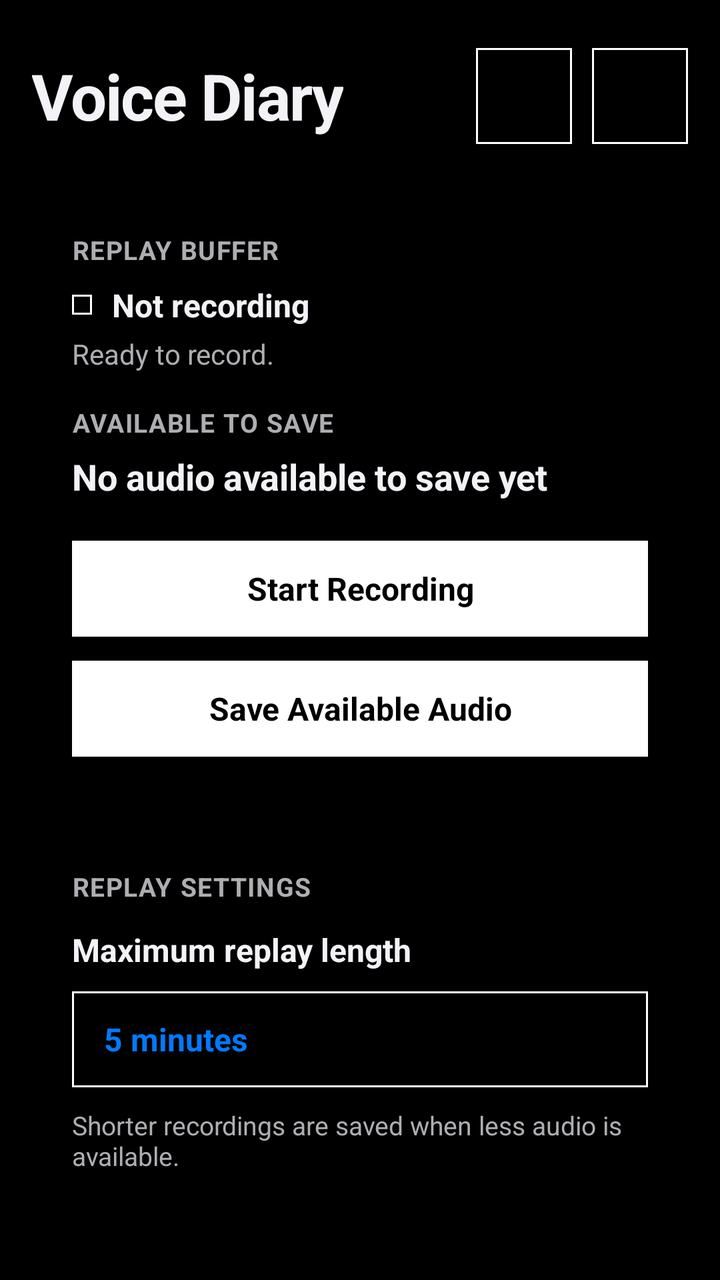
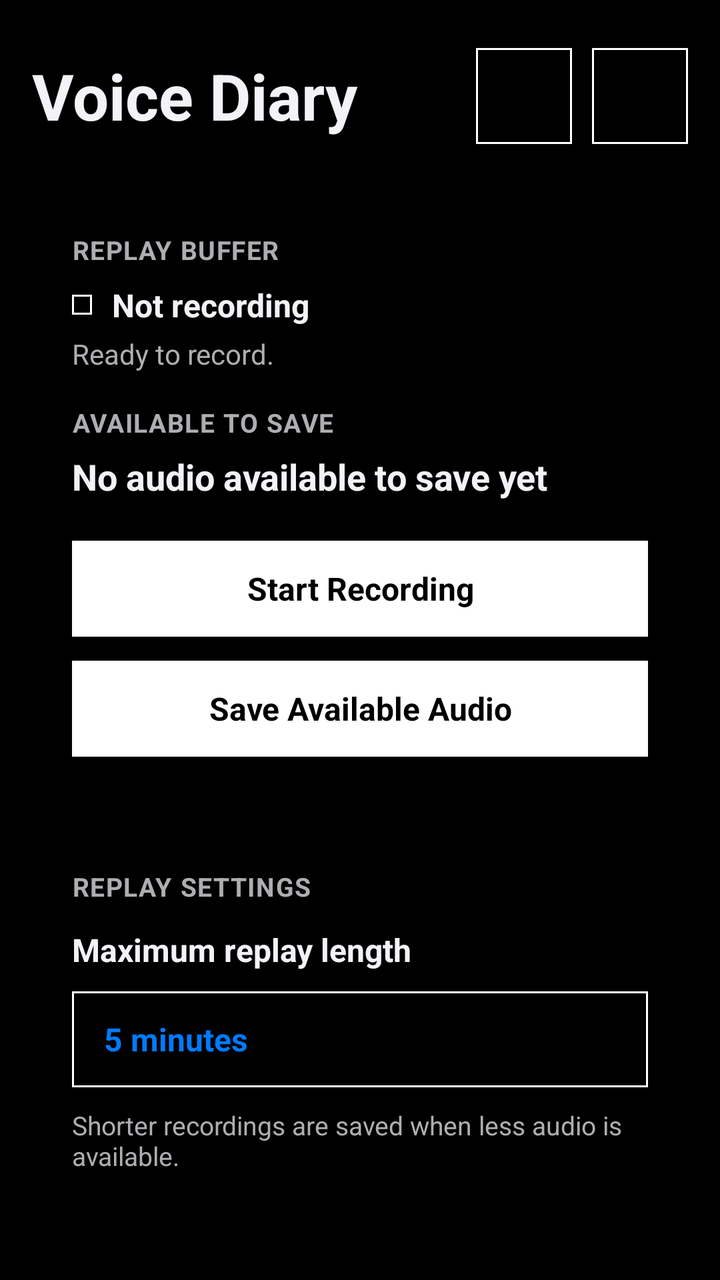

Two renders of the same Android screen: before a commit and after it. Below are the layout's source before the change and the commit's diff.
<!-- AndroidManifest.xml: application theme Theme.VoiceDiary -->
<!-- res/layout/activity_main.xml -->
<?xml version="1.0" encoding="utf-8"?>
<ScrollView xmlns:android="http://schemas.android.com/apk/res/android"
    xmlns:app="http://schemas.android.com/apk/res-auto"
    android:id="@+id/mainScrollView"
    android:layout_width="match_parent"
    android:layout_height="match_parent"
    android:fillViewport="true"
    android:scrollbars="none">

    <LinearLayout
        android:id="@+id/mainContent"
        android:layout_width="match_parent"
        android:layout_height="wrap_content"
        android:orientation="vertical"
        android:paddingStart="16dp"
        android:paddingTop="16dp"
        android:paddingEnd="16dp"
        android:paddingBottom="36dp">

        
        <FrameLayout
            android:layout_width="match_parent"
            android:layout_height="wrap_content"
            android:minHeight="64dp"
            android:layout_marginBottom="16dp">

            <LinearLayout
                android:layout_width="match_parent"
                android:layout_height="match_parent"
                android:gravity="center_vertical"
                android:orientation="vertical">

                <TextView
                    android:id="@+id/titleText"
                    android:layout_width="wrap_content"
                    android:layout_height="wrap_content"
                    android:text="@string/app_name"
                    android:textColor="?attr/colorOnSurface"
                    android:textSize="32sp"
                    android:textStyle="bold"
                    android:letterSpacing="-0.02" />
            </LinearLayout>

            <LinearLayout
                android:layout_width="wrap_content"
                android:layout_height="match_parent"
                android:layout_gravity="end|center_vertical"
                android:gravity="center_vertical"
                android:orientation="horizontal">

                <ImageButton
                    android:id="@+id/updateButton"
                    android:layout_width="48dp"
                    android:layout_height="48dp"
                    android:layout_marginEnd="10dp"
                    android:background="@drawable/button_black"
                    android:contentDescription="@string/check_for_app_updates"
                    android:padding="11dp"
                    android:scaleType="centerInside"
                    android:src="@drawable/ic_update" />

                <ImageButton
                    android:id="@+id/themeToggleButton"
                    android:layout_width="48dp"
                    android:layout_height="48dp"
                    android:background="@drawable/button_black"
                    android:contentDescription="@string/switch_theme"
                    android:padding="11dp"
                    android:scaleType="centerInside"
                    android:src="@drawable/ic_theme_sun" />
            </LinearLayout>
        </FrameLayout>

        
        <LinearLayout
            android:id="@+id/bufferCard"
            android:layout_width="match_parent"
            android:layout_height="wrap_content"
            android:layout_marginBottom="16dp"
            android:orientation="vertical"
            android:padding="20dp">

            <TextView
                android:layout_width="match_parent"
                android:layout_height="wrap_content"
                android:text="@string/replay_buffer"
                android:textColor="?attr/colorOnSurfaceVariant"
                android:textSize="13sp"
                android:textStyle="bold"
                android:letterSpacing="0.04" />

            <LinearLayout
                android:layout_width="match_parent"
                android:layout_height="wrap_content"
                android:layout_marginTop="8dp"
                android:layout_marginBottom="4dp"
                android:gravity="center_vertical"
                android:orientation="horizontal">

                <View
                    android:id="@+id/recordingStateDot"
                    android:layout_width="10dp"
                    android:layout_height="10dp"
                    android:layout_marginEnd="10dp"
                    android:background="@drawable/button_black" />

                <TextView
                    android:id="@+id/recordingStateText"
                    android:layout_width="wrap_content"
                    android:layout_height="wrap_content"
                    android:accessibilityLiveRegion="polite"
                    android:text="@string/not_recording"
                    android:textColor="?attr/colorOnSurface"
                    android:textSize="16sp"
                    android:textStyle="bold" />
            </LinearLayout>

            <TextView
                android:id="@+id/statusText"
                android:layout_width="match_parent"
                android:layout_height="wrap_content"
                android:layout_marginBottom="16dp"
                android:gravity="start"
                android:text="@string/ready_to_record"
                android:textColor="?attr/colorOnSurfaceVariant"
                android:textSize="14sp" />

            <ProgressBar
                android:id="@+id/saveProgress"
                style="?android:attr/progressBarStyleHorizontal"
                android:layout_width="match_parent"
                android:layout_height="3dp"
                android:layout_marginBottom="12dp"
                android:indeterminate="true"
                android:indeterminateTint="@color/ios_blue"
                android:visibility="gone" />

            <TextView
                android:layout_width="match_parent"
                android:layout_height="wrap_content"
                android:text="@string/available_to_save"
                android:textColor="?attr/colorOnSurfaceVariant"
                android:textSize="13sp"
                android:textStyle="bold"
                android:letterSpacing="0.04" />

            <TextView
                android:id="@+id/availableDurationText"
                android:layout_width="match_parent"
                android:layout_height="wrap_content"
                android:layout_marginTop="6dp"
                android:layout_marginBottom="20dp"
                android:accessibilityLiveRegion="polite"
                android:text="@string/no_audio_available"
                android:textColor="?attr/colorOnSurface"
                android:textSize="18sp"
                android:textStyle="bold" />

            <Button
                android:id="@+id/startButton"
                android:layout_width="match_parent"
                android:layout_height="wrap_content"
                android:minHeight="48dp"
                android:layout_marginBottom="12dp"
                android:background="@drawable/button_white"
                android:contentDescription="@string/recording_button_description"
                android:text="@string/start_recording"
                android:textAllCaps="false"
                android:textColor="@color/black"
                android:textSize="16sp"
                android:textStyle="bold" />

            <Button
                android:id="@+id/saveButton"
                android:layout_width="match_parent"
                android:layout_height="wrap_content"
                android:minHeight="48dp"
                android:background="@drawable/button_white"
                android:contentDescription="@string/save_replay_description"
                android:text="@string/save_available_audio"
                android:textAllCaps="false"
                android:textColor="@color/black"
                android:textSize="16sp"
                android:textStyle="bold" />
        </LinearLayout>

        
        <LinearLayout
            android:id="@+id/settingsCard"
            android:layout_width="match_parent"
            android:layout_height="wrap_content"
            android:layout_marginBottom="16dp"
            android:orientation="vertical"
            android:padding="20dp">

            <TextView
                android:layout_width="match_parent"
                android:layout_height="wrap_content"
                android:text="@string/replay_settings"
                android:textColor="?attr/colorOnSurfaceVariant"
                android:textSize="13sp"
                android:textStyle="bold"
                android:letterSpacing="0.04" />

            <TextView
                android:layout_width="match_parent"
                android:layout_height="wrap_content"
                android:layout_marginTop="12dp"
                android:text="@string/maximum_replay_length"
                android:textColor="?attr/colorOnSurface"
                android:textSize="16sp"
                android:textStyle="bold" />

            <TextView
                android:id="@+id/segmentLengthPickerButton"
                android:layout_width="match_parent"
                android:layout_height="wrap_content"
                android:minHeight="48dp"
                android:layout_marginTop="10dp"
                android:layout_marginBottom="10dp"
                android:background="@drawable/spinner_square"
                android:clickable="true"
                android:contentDescription="@string/choose_maximum_replay_length"
                android:focusable="true"
                android:gravity="center_vertical"
                android:paddingStart="16dp"
                android:paddingEnd="16dp"
                android:text="@string/minutes_default"
                android:textColor="@color/ios_blue"
                android:textSize="16sp"
                android:textStyle="bold"
                app:drawableEndCompat="@drawable/ic_chevron_down" />

            <TextView
                android:layout_width="match_parent"
                android:layout_height="wrap_content"
                android:text="@string/shorter_recordings_note"
                android:textColor="?attr/colorOnSurfaceVariant"
                android:textSize="13sp" />
        </LinearLayout>

        
        <LinearLayout
            android:id="@+id/recordingsCard"
            android:layout_width="match_parent"
            android:layout_height="wrap_content"
            android:layout_marginBottom="16dp"
            android:orientation="vertical"
            android:padding="20dp">

            <TextView
                android:layout_width="match_parent"
                android:layout_height="wrap_content"
                android:text="@string/recordings"
                android:textColor="?attr/colorOnSurfaceVariant"
                android:textSize="13sp"
                android:textStyle="bold"
                android:letterSpacing="0.04" />

            <TextView
                android:id="@+id/folderText"
                android:layout_width="match_parent"
                android:layout_height="wrap_content"
                android:layout_marginTop="10dp"
                android:layout_marginBottom="6dp"
                android:text="@string/folder_not_selected"
                android:textColor="?attr/colorOnSurface"
                android:textSize="15sp"
                android:textStyle="bold" />

            <TextView
                android:id="@+id/storageStatusText"
                android:layout_width="match_parent"
                android:layout_height="wrap_content"
                android:layout_marginBottom="16dp"
                android:accessibilityLiveRegion="polite"
                android:text="@string/choose_folder_storage_usage"
                android:textColor="?attr/colorOnSurfaceVariant"
                android:textSize="13sp" />

            <Button
                android:id="@+id/openRecordingsButton"
                android:layout_width="match_parent"
                android:layout_height="wrap_content"
                android:minHeight="48dp"
                android:layout_marginBottom="10dp"
                android:background="@drawable/button_white"
                android:contentDescription="@string/open_saved_recordings_description"
                android:text="@string/open_saved_recordings"
                android:textAllCaps="false"
                android:textColor="@color/black"
                android:textSize="15sp" />

            <Button
                android:id="@+id/changeFolderButton"
                android:layout_width="match_parent"
                android:layout_height="wrap_content"
                android:minHeight="48dp"
                android:layout_marginBottom="10dp"
                android:background="@drawable/button_white"
                android:contentDescription="@string/choose_change_recordings_folder_description"
                android:text="@string/choose_recordings_folder"
                android:textAllCaps="false"
                android:textColor="@color/black"
                android:textSize="15sp" />

            <Button
                android:id="@+id/clearChunksButton"
                android:layout_width="match_parent"
                android:layout_height="wrap_content"
                android:minHeight="48dp"
                android:layout_marginBottom="4dp"
                android:background="@drawable/button_white"
                android:contentDescription="@string/clear_audio_chunks_description"
                android:text="@string/clear_audio_chunks"
                android:textAllCaps="false"
                android:textColor="@color/black"
                android:textSize="15sp" />

        </LinearLayout>

    </LinearLayout>
</ScrollView>
<!-- resources referenced by this layout -->
<resources>
  <color name="black">#000000</color>
  <color name="ios_blue">#007AFF</color>
  <!-- drawable button_black (drawable) -->
  <?xml version="1.0" encoding="utf-8"?>
  <shape xmlns:android="http://schemas.android.com/apk/res/android" android:shape="rectangle">
      <solid android:color="@color/black" />
      <stroke android:width="1dp" android:color="@color/white" />
  </shape>
  <!-- drawable button_white (drawable) -->
  <?xml version="1.0" encoding="utf-8"?>
  <shape xmlns:android="http://schemas.android.com/apk/res/android" android:shape="rectangle">
      <solid android:color="@color/white" />
      <stroke android:width="1dp" android:color="@color/white" />
  </shape>
  <!-- drawable ic_update (drawable) -->
  <vector xmlns:android="http://schemas.android.com/apk/res/android"
      android:width="24dp"
      android:height="24dp"
      android:viewportWidth="24"
      android:viewportHeight="24">
      <path
          android:fillColor="#FF000000"
          android:pathData="M17.65,6.35A8,8 0,1 0,20 12h-2a6,6 0,1 1,-1.76 -4.24L13,11h7V4z" />
  </vector>
  <!-- drawable spinner_square (drawable) -->
  <?xml version="1.0" encoding="utf-8"?>
  <shape xmlns:android="http://schemas.android.com/apk/res/android" android:shape="rectangle">
      <solid android:color="@color/black" />
      <stroke android:width="1dp" android:color="@color/white" />
  </shape>
  <string name="app_name">Voice Diary</string>
  <string name="available_to_save">AVAILABLE TO SAVE</string>
  <string name="check_for_app_updates">Check for app updates</string>
  <string name="choose_change_recordings_folder_description">Choose or change where audio recordings are stored</string>
  <string name="choose_folder_storage_usage">Choose a folder to see buffered storage usage.</string>
  <string name="choose_maximum_replay_length">Choose maximum replay length</string>
  <string name="choose_recordings_folder">Choose Recordings Folder</string>
  <string name="clear_audio_chunks">Clear Audio Chunks</string>
  <string name="clear_audio_chunks_description">Delete unsaved audio chunks only; saved recordings are kept</string>
  <string name="folder_not_selected">Recordings folder: not selected. Choose a folder before starting.</string>
  <string name="maximum_replay_length">Maximum replay length</string>
  <string name="minutes_default">5 minutes</string>
  <string name="no_audio_available">No audio available to save yet</string>
  <string name="not_recording">Not recording</string>
  <string name="open_saved_recordings">Saved Recordings</string>
  <string name="open_saved_recordings_description">Browse, play, share, or delete saved audio replays</string>
  <string name="ready_to_record">Ready to record.</string>
  <string name="recording_button_description">Start or stop microphone recording</string>
  <string name="recordings">RECORDINGS</string>
  <string name="replay_buffer">REPLAY BUFFER</string>
  <string name="replay_settings">REPLAY SETTINGS</string>
  <string name="save_available_audio">Save Available Audio</string>
  <string name="save_replay_description">Save the available recent audio replay</string>
  <string name="shorter_recordings_note">Shorter recordings are saved when less audio is available.</string>
  <string name="start_recording">Start Recording</string>
  <string name="switch_theme">Switch light or dark theme</string>
  <color name="white">#FFFFFF</color>
  <color name="ios_dark_blue">#0A84FF</color>
  <color name="ios_dark_surface">#1C1C1E</color>
  <color name="ios_dark_background">#000000</color>
  <color name="ios_dark_text">#F2F2F7</color>
  <color name="ios_dark_secondary">#AEAEB2</color>
  <color name="ios_dark_border">#38383A</color>
  <style name="ShapeAppearance.VoiceDiary.Rounded" parent="">
          <item name="cornerSize">24dp</item>
      </style>
  <!-- unchanged entries left out for length: 4 -->
</resources>

<!-- the commit's change to res/layout/activity_main.xml (unified diff, before → after) -->
@@ -18,33 +18,29 @@
         android:paddingBottom="36dp">
 
         
-        <FrameLayout
+        <LinearLayout
             android:layout_width="match_parent"
             android:layout_height="wrap_content"
+            android:gravity="center_vertical"
             android:minHeight="64dp"
-            android:layout_marginBottom="16dp">
-
-            <LinearLayout
-                android:layout_width="match_parent"
-                android:layout_height="match_parent"
-                android:gravity="center_vertical"
-                android:orientation="vertical">
-
-                <TextView
-                    android:id="@+id/titleText"
-                    android:layout_width="wrap_content"
-                    android:layout_height="wrap_content"
-                    android:text="@string/app_name"
-                    android:textColor="?attr/colorOnSurface"
-                    android:textSize="32sp"
-                    android:textStyle="bold"
-                    android:letterSpacing="-0.02" />
-            </LinearLayout>
+            android:layout_marginBottom="16dp"
+            android:orientation="horizontal">
+
+            <TextView
+                android:id="@+id/titleText"
+                android:layout_width="0dp"
+                android:layout_height="wrap_content"
+                android:layout_weight="1"
+                android:maxLines="2"
+                android:ellipsize="end"
+                android:text="@string/app_name"
+                android:textColor="?attr/colorOnSurface"
+                android:textSize="32sp"
+                android:textStyle="bold" />
 
             <LinearLayout
                 android:layout_width="wrap_content"
-                android:layout_height="match_parent"
-                android:layout_gravity="end|center_vertical"
+                android:layout_height="wrap_content"
                 android:gravity="center_vertical"
                 android:orientation="horizontal">
 
@@ -69,7 +65,7 @@
                     android:scaleType="centerInside"
                     android:src="@drawable/ic_theme_sun" />
             </LinearLayout>
-        </FrameLayout>
+        </LinearLayout>
 
         
         <LinearLayout
<!-- resource entries referenced after the edit -->
@@ -57,7 +57,7 @@
   <string name="start_recording">Start Recording</string>
   <string name="switch_theme">Switch light or dark theme</string>
   <color name="white">#FFFFFF</color>
-  <color name="ios_dark_blue">#0A84FF</color>
+  <color name="ios_dark_blue">#4DA3FF</color>
   <color name="ios_dark_surface">#1C1C1E</color>
   <color name="ios_dark_background">#000000</color>
   <color name="ios_dark_text">#F2F2F7</color>
